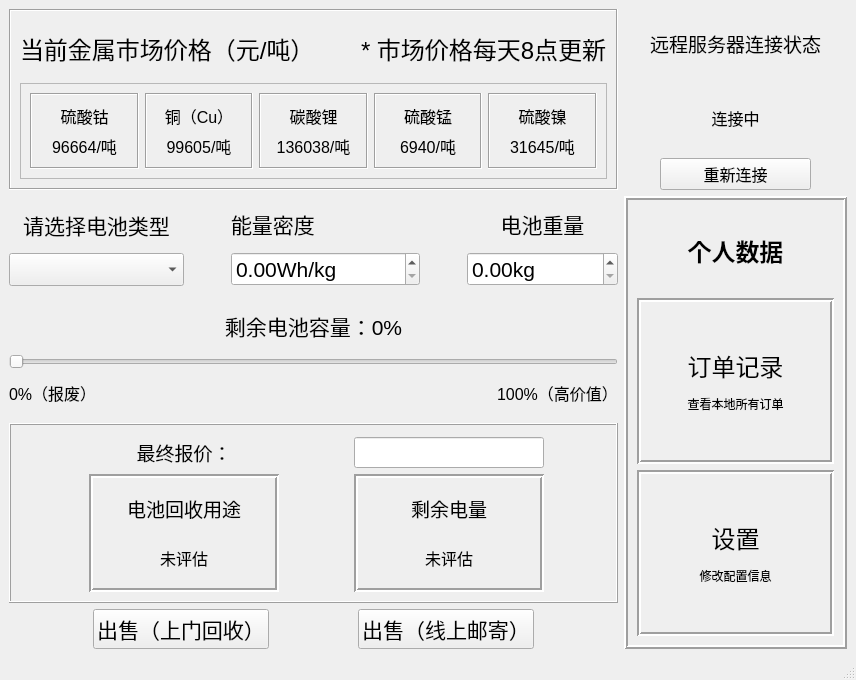
Old version of the form mainwindow.ui in the repository RipplesDance/WasteMetalRecoverySystem.
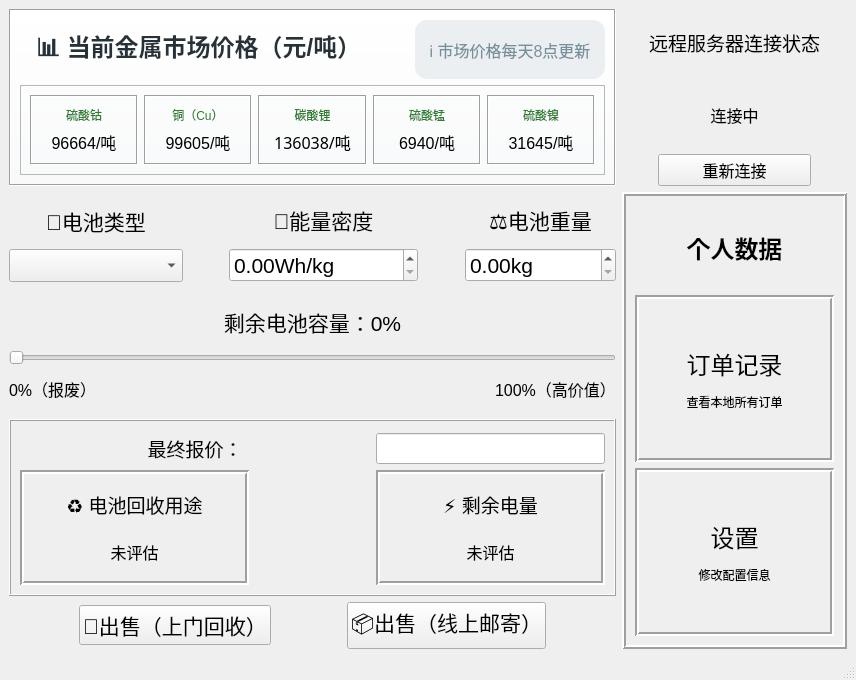
New version of the form. Custom widgets are drawn as their Qt base class.

Commit message: added style.qss and polished main interface

Diff of the .ui file:
```diff
--- a/mainwindow.ui
+++ b/mainwindow.ui
@@ -25,61 +25,51 @@
         <property name="frameShadow">
          <enum>QFrame::Raised</enum>
         </property>
-        <layout class="QGridLayout" name="gridLayout_3" columnstretch="1,3,1,3,1">
+        <layout class="QGridLayout" name="gridLayout_3" columnstretch="1,1,1,1,1">
          <property name="topMargin">
           <number>12</number>
          </property>
-         <item row="1" column="1">
-          <widget class="QFrame" name="frame_5">
-           <property name="font">
-            <font>
-             <pointsize>9</pointsize>
-            </font>
+         <item row="1" column="2">
+          <spacer name="horizontalSpacer_5">
+           <property name="orientation">
+            <enum>Qt::Horizontal</enum>
            </property>
-           <property name="frameShape">
-            <enum>QFrame::Box</enum>
+           <property name="sizeHint" stdset="0">
+            <size>
+             <width>40</width>
+             <height>20</height>
+            </size>
            </property>
-           <property name="frameShadow">
-            <enum>QFrame::Sunken</enum>
-           </property>
-           <property name="lineWidth">
-            <number>2</number>
-           </property>
-           <layout class="QVBoxLayout" name="verticalLayout_3">
-            <item>
-             <widget class="QLabel" name="label_19">
+          </spacer>
+         </item>
+         <item row="0" column="3" colspan="2">
+          <widget class="QLineEdit" name="final_price">
               <property name="font">
                <font>
                 <pointsize>14</pointsize>
                </font>
               </property>
-              <property name="text">
-               <string>电池回收用途</string>
-              </property>
-              <property name="alignment">
-               <set>Qt::AlignCenter</set>
-              </property>
-             </widget>
-            </item>
-            <item>
-             <widget class="QLabel" name="usagePurpose">
+           <property name="readOnly">
+            <bool>true</bool>
+           </property>
+          </widget>
+         </item>
+         <item row="0" column="0" colspan="3">
+          <widget class="QLabel" name="label_18">
               <property name="font">
                <font>
-                <pointsize>12</pointsize>
+             <pointsize>14</pointsize>
                </font>
               </property>
               <property name="text">
-               <string>未评估</string>
+            <string>最终报价：</string>
               </property>
               <property name="alignment">
                <set>Qt::AlignCenter</set>
               </property>
              </widget>
             </item>
-           </layout>
-          </widget>
-         </item>
-         <item row="1" column="3">
+         <item row="1" column="3" colspan="2">
           <widget class="QFrame" name="frame_6">
            <property name="font">
             <font>
@@ -104,7 +94,7 @@
                </font>
               </property>
               <property name="text">
-               <string>剩余电量</string>
+               <string>⚡ 剩余电量</string>
               </property>
               <property name="alignment">
                <set>Qt::AlignCenter</set>
@@ -129,70 +119,54 @@
            </layout>
           </widget>
          </item>
-         <item row="1" column="2">
-          <spacer name="horizontalSpacer_5">
-           <property name="orientation">
-            <enum>Qt::Horizontal</enum>
+         <item row="1" column="0" colspan="2">
+          <widget class="QFrame" name="frame_5">
+           <property name="font">
+            <font>
+             <pointsize>9</pointsize>
+            </font>
            </property>
-           <property name="sizeHint" stdset="0">
-            <size>
-             <width>40</width>
-             <height>20</height>
-            </size>
+           <property name="frameShape">
+            <enum>QFrame::Box</enum>
            </property>
-          </spacer>
-         </item>
-         <item row="1" column="0">
-          <spacer name="horizontalSpacer_8">
-           <property name="orientation">
-            <enum>Qt::Horizontal</enum>
+           <property name="frameShadow">
+            <enum>QFrame::Sunken</enum>
            </property>
-           <property name="sizeHint" stdset="0">
-            <size>
-             <width>40</width>
-             <height>20</height>
-            </size>
+           <property name="lineWidth">
+            <number>2</number>
            </property>
-          </spacer>
-         </item>
-         <item row="1" column="4">
-          <spacer name="horizontalSpacer_9">
-           <property name="orientation">
-            <enum>Qt::Horizontal</enum>
-           </property>
-           <property name="sizeHint" stdset="0">
-            <size>
-             <width>40</width>
-             <height>20</height>
-            </size>
-           </property>
-          </spacer>
-         </item>
-         <item row="0" column="0" colspan="3">
-          <widget class="QLabel" name="label_18">
+           <layout class="QVBoxLayout" name="verticalLayout_3">
+            <item>
+             <widget class="QLabel" name="label_19">
            <property name="font">
             <font>
              <pointsize>14</pointsize>
             </font>
            </property>
            <property name="text">
-            <string>最终报价：</string>
+               <string>♻️ 电池回收用途</string>
            </property>
            <property name="alignment">
             <set>Qt::AlignCenter</set>
            </property>
           </widget>
          </item>
-         <item row="0" column="3">
-          <widget class="QLineEdit" name="final_price">
+            <item>
+             <widget class="QLabel" name="usagePurpose">
            <property name="font">
             <font>
-             <pointsize>14</pointsize>
-            </font>
-           </property>
-           <property name="readOnly">
-            <bool>true</bool>
-           </property>
+                <pointsize>12</pointsize>
+               </font>
+              </property>
+              <property name="text">
+               <string>未评估</string>
+              </property>
+              <property name="alignment">
+               <set>Qt::AlignCenter</set>
+              </property>
+             </widget>
+            </item>
+           </layout>
           </widget>
          </item>
         </layout>
@@ -219,7 +193,10 @@
              </font>
             </property>
             <property name="text">
-             <string>能量密度</string>
+             <string>🔋能量密度</string>
+            </property>
+            <property name="alignment">
+             <set>Qt::AlignCenter</set>
             </property>
            </widget>
           </item>
@@ -337,7 +314,7 @@
              </font>
             </property>
             <property name="text">
-             <string>请选择电池类型</string>
+             <string>🔬电池类型</string>
             </property>
             <property name="alignment">
              <set>Qt::AlignCenter</set>
@@ -381,7 +358,7 @@
              </font>
             </property>
             <property name="text">
-             <string>电池重量</string>
+             <string>⚖️电池重量</string>
             </property>
             <property name="alignment">
              <set>Qt::AlignCenter</set>
@@ -461,7 +438,7 @@
            </font>
           </property>
           <property name="text">
-           <string>出售（上门回收）</string>
+           <string>🚚出售（上门回收）</string>
           </property>
          </widget>
         </item>
@@ -486,7 +463,7 @@
            </font>
           </property>
           <property name="text">
-           <string>出售（线上邮寄）</string>
+           <string>📦出售（线上邮寄）</string>
           </property>
          </widget>
         </item>
@@ -680,6 +657,12 @@
       </item>
       <item row="1" column="0">
        <widget class="QFrame" name="frame">
+        <property name="styleSheet">
+         <string notr="true">QFrame#frame {
+    background: qlineargradient(x1:0, y1:0, x2:0, y2:1, stop:0 #FFFFFF, stop:1 #F8F9FA);
+    border-bottom: 2px solid #E0E0E0; /* 底部加一条灰线，切分功能区 */
+}</string>
+        </property>
         <property name="frameShape">
          <enum>QFrame::Box</enum>
         </property>
@@ -693,11 +676,21 @@
             <widget class="QLabel" name="label_3">
              <property name="font">
               <font>
-               <pointsize>18</pointsize>
+               <pointsize>-1</pointsize>
+               <weight>75</weight>
+               <bold>true</bold>
               </font>
              </property>
+             <property name="styleSheet">
+              <string notr="true">QLabel {
+    font-size: 24px;
+    font-weight: bold;
+    color: #263238;
+    padding-left: 10px;
+}</string>
+             </property>
              <property name="text">
-              <string>当前金属市场价格（元/吨）</string>
+              <string>📊 当前金属市场价格（元/吨）</string>
              </property>
             </widget>
            </item>
@@ -718,11 +711,20 @@
             <widget class="QLabel" name="label_8">
              <property name="font">
               <font>
-               <pointsize>18</pointsize>
+               <pointsize>-1</pointsize>
               </font>
              </property>
+             <property name="styleSheet">
+              <string notr="true">QLabel {
+    font-size: 16px;
+    color: #78909C;
+    background-color: #ECEFF1;
+    padding: 4px 10px;
+    border-radius: 12px;
+}</string>
+             </property>
              <property name="text">
-              <string>* 市场价格每天8点更新</string>
+              <string>ℹ️ 市场价格每天8点更新</string>
              </property>
             </widget>
            </item>
@@ -753,9 +755,12 @@
                 <widget class="QLabel" name="label_2">
                  <property name="font">
                   <font>
-                   <pointsize>12</pointsize>
+                   <pointsize>9</pointsize>
                   </font>
                  </property>
+                 <property name="styleSheet">
+                  <string notr="true">color: #2E7D32;</string>
+                 </property>
                  <property name="text">
                   <string>硫酸钴</string>
                  </property>
@@ -795,9 +800,12 @@
                 <widget class="QLabel" name="label">
                  <property name="font">
                   <font>
-                   <pointsize>12</pointsize>
+                   <pointsize>9</pointsize>
                   </font>
                  </property>
+                 <property name="styleSheet">
+                  <string notr="true">color: #2E7D32;</string>
+                 </property>
                  <property name="text">
                   <string>铜（Cu）</string>
                  </property>
@@ -826,6 +834,9 @@
             </item>
             <item>
              <widget class="QFrame" name="frame_9">
+              <property name="styleSheet">
+               <string notr="true"/>
+              </property>
               <property name="frameShape">
                <enum>QFrame::Box</enum>
               </property>
@@ -837,9 +848,17 @@
                 <widget class="QLabel" name="label_5">
                  <property name="font">
                   <font>
-                   <pointsize>12</pointsize>
+                   <family>Agency FB</family>
+                   <pointsize>9</pointsize>
+                   <weight>50</weight>
+                   <italic>false</italic>
+                   <bold>false</bold>
                   </font>
                  </property>
+                 <property name="styleSheet">
+                  <string notr="true">font: 9pt &quot;Agency FB&quot;;
+color: #2E7D32;</string>
+                 </property>
                  <property name="text">
                   <string>碳酸锂</string>
                  </property>
@@ -852,9 +871,13 @@
                 <widget class="QLabel" name="li_price">
                  <property name="font">
                   <font>
+                   <family>Microsoft YaHei</family>
                    <pointsize>12</pointsize>
                   </font>
                  </property>
+                 <property name="styleSheet">
+                  <string notr="true"/>
+                 </property>
                  <property name="text">
                   <string>136038/吨</string>
                  </property>
@@ -879,9 +902,12 @@
                 <widget class="QLabel" name="label_12">
                  <property name="font">
                   <font>
-                   <pointsize>12</pointsize>
+                   <pointsize>9</pointsize>
                   </font>
                  </property>
+                 <property name="styleSheet">
+                  <string notr="true">color: #2E7D32;</string>
+                 </property>
                  <property name="text">
                   <string>硫酸锰</string>
                  </property>
@@ -921,9 +947,12 @@
                 <widget class="QLabel" name="label_14">
                  <property name="font">
                   <font>
-                   <pointsize>12</pointsize>
+                   <pointsize>9</pointsize>
                   </font>
                  </property>
+                 <property name="styleSheet">
+                  <string notr="true">color: #2E7D32;</string>
+                 </property>
                  <property name="text">
                   <string>硫酸镍</string>
                  </property>
```
Lines whose indentation alone changed are shown as unchanged. The commit also changes 9 other files.
